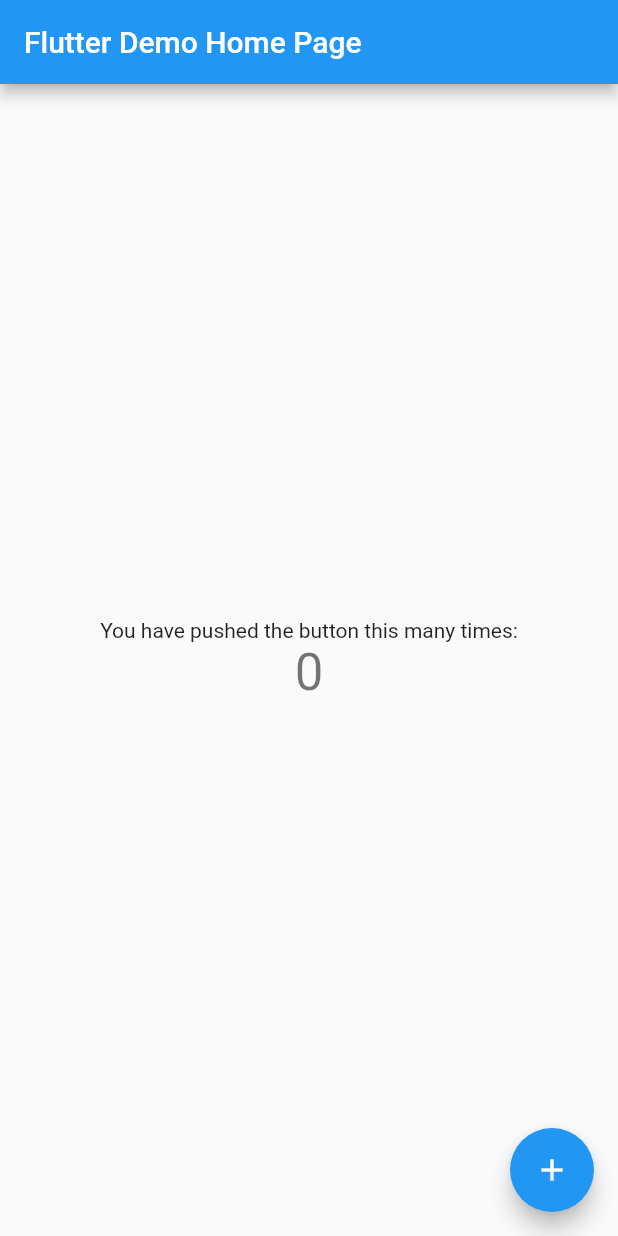
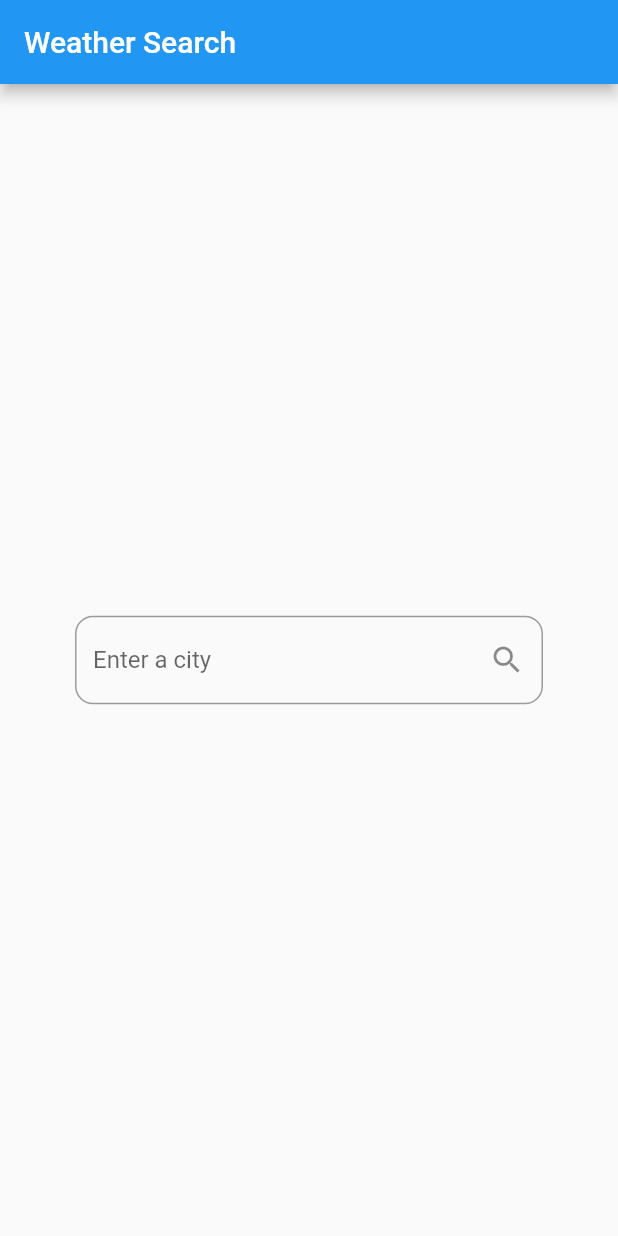
Before and after one commit to fortinjoffrey/flutter_basics_samples, a Flutter app: the screen it shows after launch, on a phone screen of 412 x 824 dp. Run offline on Flutter 3.47's test engine with Material 2 defaults, Android fonts, the phone set to English and light mode, and no system bars; our stand-ins replace bloc, flutter_bloc.

Commit message:
Add sample cubit weather project

```diff
--- /dev/null
+++ b/lib/cubit/weather_cubit.dart
@@ -0,0 +1,23 @@
+import 'package:basics_samples/data/weather_repository.dart';
+import 'package:bloc/bloc.dart';
+import 'package:basics_samples/data/model/weather.dart';
+import 'package:meta/meta.dart';
+
+part 'weather_state.dart';
+
+class WeatherCubit extends Cubit<WeatherState> {
+  final WeatherRepository _weatherRepository;
+
+  WeatherCubit(this._weatherRepository) : super(WeatherInitial());
+
+  Future<void> getWeatcher(String cityName) async {
+    try {
+      emit(const WeatherLoading());
+
+      final weather = await _weatherRepository.fetchWeather(cityName);
+      emit(WeatherLoaded(weather));
+    } catch (e) {
+      emit(WeatherError('Couldn\'t fetch weather.'));
+    }
+  }
+}
--- /dev/null
+++ b/lib/cubit/weather_state.dart
@@ -0,0 +1,44 @@
+part of 'weather_cubit.dart';
+
+@immutable
+abstract class WeatherState {
+  const WeatherState();
+}
+
+class WeatherInitial extends WeatherState {
+  const WeatherInitial();
+}
+
+class WeatherLoading extends WeatherState {
+  const WeatherLoading();
+}
+
+class WeatherError extends WeatherState {
+  final String message;
+  const WeatherError(this.message);
+
+  @override
+  bool operator ==(Object other) {
+    if (identical(this, other)) return true;
+
+    return other is WeatherError && other.message == message;
+  }
+
+  @override
+  int get hashCode => message.hashCode;
+}
+
+class WeatherLoaded extends WeatherState {
+  final Weather weather;
+  const WeatherLoaded(this.weather);
+
+  @override
+  bool operator ==(Object other) {
+    if (identical(this, other)) return true;
+
+    return other is WeatherLoaded && other.weather == weather;
+  }
+
+  @override
+  int get hashCode => weather.hashCode;
+}
--- /dev/null
+++ b/lib/data/model/weather.dart
@@ -0,0 +1,19 @@
+class Weather {
+  final String cityName;
+  final double temperatureCelsius;
+
+  Weather({
+    required this.cityName,
+    required this.temperatureCelsius,
+  });
+
+  @override
+  bool operator ==(Object o) {
+    if (identical(this, o)) return true;
+
+    return o is Weather && o.cityName == cityName && o.temperatureCelsius == temperatureCelsius;
+  }
+
+  @override
+  int get hashCode => cityName.hashCode ^ temperatureCelsius.hashCode;
+}
--- /dev/null
+++ b/lib/data/weather_repository.dart
@@ -0,0 +1,35 @@
+import 'dart:math';
+
+import 'model/weather.dart';
+
+abstract class WeatherRepository {
+  /// Throws [NetworkException].
+  Future<Weather> fetchWeather(String cityName);
+}
+
+class FakeWeatherRepository implements WeatherRepository {
+  @override
+  Future<Weather> fetchWeather(String cityName) {
+    // Simulate network delay
+    return Future.delayed(
+      Duration(seconds: 1),
+      () {
+        final random = Random();
+
+        // Simulate some network exception
+        if (random.nextBool()) {
+          throw NetworkException();
+        }
+
+        // Return "fetched" weather
+        return Weather(
+          cityName: cityName,
+          // Temperature between 20 and 35.99
+          temperatureCelsius: 20 + random.nextInt(15) + random.nextDouble(),
+        );
+      },
+    );
+  }
+}
+
+class NetworkException implements Exception {}
--- a/lib/main.dart
+++ b/lib/main.dart
@@ -1,64 +1,20 @@
 import 'package:flutter/material.dart';
+import 'package:flutter_bloc/flutter_bloc.dart';
+import 'package:basics_samples/cubit/weather_cubit.dart';
+import 'package:basics_samples/data/weather_repository.dart';
+import 'package:basics_samples/pages/weather_search_page.dart';
 
-void main() {
-  runApp(MyApp());
-}
+void main() => runApp(MyApp());
 
 class MyApp extends StatelessWidget {
   @override
   Widget build(BuildContext context) {
     return MaterialApp(
-      title: 'Flutter Demo',
-      theme: ThemeData(
-        primarySwatch: Colors.blue,
-      ),
-      home: MyHomePage(title: 'Flutter Demo Home Page'),
-    );
-  }
-}
-
-class MyHomePage extends StatefulWidget {
-  MyHomePage({Key? key, required this.title}) : super(key: key);
-
-  final String title;
-
-  @override
-  _MyHomePageState createState() => _MyHomePageState();
-}
-
-class _MyHomePageState extends State<MyHomePage> {
-  int _counter = 0;
-
-  void _incrementCounter() {
-    setState(() {
-      _counter++;
-    });
-  }
-
-  @override
-  Widget build(BuildContext context) {
-    return Scaffold(
-      appBar: AppBar(
-        title: Text(widget.title),
-      ),
-      body: Center(
-        child: Column(
-          mainAxisAlignment: MainAxisAlignment.center,
-          children: <Widget>[
-            Text(
-              'You have pushed the button this many times:',
-            ),
-            Text(
-              '$_counter',
-              style: Theme.of(context).textTheme.headline4,
-            ),
-          ],
-        ),
-      ),
-      floatingActionButton: FloatingActionButton(
-        onPressed: _incrementCounter,
-        tooltip: 'Increment',
-        child: Icon(Icons.add),
+      title: 'Material App',
+      home: BlocProvider(
+        // Create and provide a WeatherCubit instance down the widget tree
+        create: (context) => WeatherCubit(FakeWeatherRepository()),
+        child: WeatherSearchPage(),
       ),
     );
   }
--- /dev/null
+++ b/lib/pages/weather_search_page.dart
@@ -0,0 +1,107 @@
+import 'package:flutter/material.dart';
+import 'package:flutter_bloc/flutter_bloc.dart';
+import 'package:basics_samples/cubit/weather_cubit.dart';
+import 'package:basics_samples/data/model/weather.dart';
+
+class WeatherSearchPage extends StatefulWidget {
+  @override
+  _WeatherSearchPageState createState() => _WeatherSearchPageState();
+}
+
+class _WeatherSearchPageState extends State<WeatherSearchPage> {
+  @override
+  Widget build(BuildContext context) {
+    return Scaffold(
+      appBar: AppBar(
+        title: Text("Weather Search"),
+      ),
+      body: Container(
+        padding: EdgeInsets.symmetric(vertical: 16),
+        alignment: Alignment.center,
+        child: BlocConsumer<WeatherCubit, WeatherState>(
+          // Reacts to new state
+          // listener cb is not part of build process
+          listener: (context, state) {
+            if (state is WeatherError) {
+              ScaffoldMessenger.of(context).showSnackBar(
+                SnackBar(
+                  content: Text(state.message),
+                ),
+              );
+            }
+          },
+          // Builder is called when a new state is emited
+          builder: (context, state) {
+            print(state);
+            if (state is WeatherInitial)
+              return buildInitialInput();
+            else if (state is WeatherLoading)
+              return buildLoading();
+            else if (state is WeatherLoaded)
+              return buildColumnWithData(state.weather);
+            else {
+              return buildInitialInput();
+            }
+          },
+        ),
+      ),
+    );
+  }
+
+  Widget buildInitialInput() {
+    return Center(
+      child: CityInputField(),
+    );
+  }
+
+  Widget buildLoading() {
+    return Center(
+      child: CircularProgressIndicator(),
+    );
+  }
+
+  Column buildColumnWithData(Weather weather) {
+    return Column(
+      mainAxisAlignment: MainAxisAlignment.spaceEvenly,
+      children: <Widget>[
+        Text(
+          weather.cityName,
+          style: TextStyle(
+            fontSize: 40,
+            fontWeight: FontWeight.w700,
+          ),
+        ),
+        Text(
+          // Display the temperature with 1 decimal place
+          "${weather.temperatureCelsius.toStringAsFixed(1)} °C",
+          style: TextStyle(fontSize: 80),
+        ),
+        CityInputField(),
+      ],
+    );
+  }
+}
+
+class CityInputField extends StatelessWidget {
+  @override
+  Widget build(BuildContext context) {
+    return Padding(
+      padding: const EdgeInsets.symmetric(horizontal: 50),
+      child: TextField(
+        onSubmitted: (value) => submitCityName(context, value),
+        textInputAction: TextInputAction.search,
+        decoration: InputDecoration(
+          hintText: "Enter a city",
+          border: OutlineInputBorder(borderRadius: BorderRadius.circular(12)),
+          suffixIcon: Icon(Icons.search),
+        ),
+      ),
+    );
+  }
+
+  void submitCityName(BuildContext context, String cityName) {
+    final weatherCubit = BlocProvider.of<WeatherCubit>(context);
+
+    weatherCubit.getWeatcher(cityName);
+  }
+}
--- a/pubspec.yaml
+++ b/pubspec.yaml
@@ -21,8 +21,10 @@
   sdk: ">=2.12.0 <3.0.0"
 
 dependencies:
+  bloc: ^7.1.0
   flutter:
     sdk: flutter
+  flutter_bloc: ^7.1.0
 
 
   # The following adds the Cupertino Icons font to your application.
```
Also changed, not shown: pubspec.lock.
